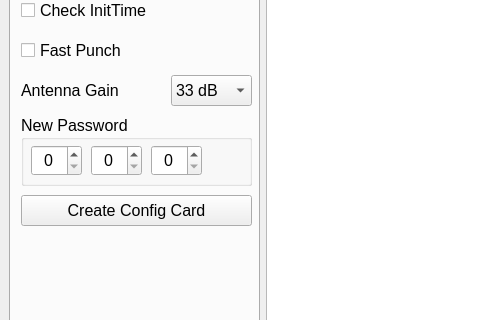
This is design.ui in sportiduino/SportiduinoPQ as Qt 5 draws it before an edit; both pictures show x 0 to 480 and y 168 to 488 of the 703 by 703 pixel window. The edited form follows.
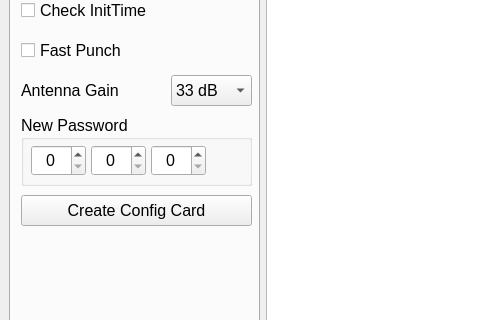
This is the edited form. The open tabs and pages were chosen to show the change.

Diff of the .ui file:
```diff
--- a/design.ui
+++ b/design.ui
@@ -899,7 +899,7 @@
               <rect>
                <x>10</x>
                <y>30</y>
-               <width>51</width>
+               <width>55</width>
                <height>31</height>
               </rect>
              </property>
@@ -918,7 +918,7 @@
               <rect>
                <x>70</x>
                <y>30</y>
-               <width>51</width>
+               <width>55</width>
                <height>31</height>
               </rect>
              </property>
@@ -937,7 +937,7 @@
               <rect>
                <x>130</x>
                <y>30</y>
-               <width>51</width>
+               <width>55</width>
                <height>31</height>
               </rect>
              </property>
```
Left out of the diff: 9 changed lines with no effect on the pictures.
